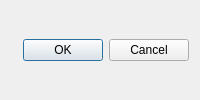
This is src/tasks/search/searchconfigurator.ui in alorence/tym as Qt 5 draws it before an edit. The edited form follows.
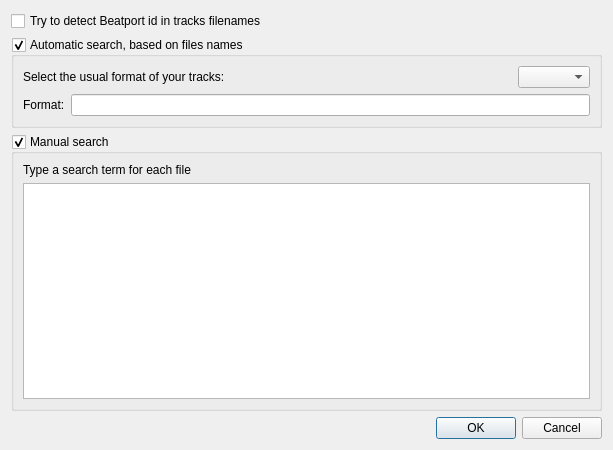
This is the edited form.

Commit message: (search) Activate new configurator in build scripts

```diff
--- a/src/tasks/search/searchconfigurator.ui
+++ b/src/tasks/search/searchconfigurator.ui
@@ -2,11 +2,101 @@
 <ui version="4.0">
  <class>SearchConfigurator</class>
  <widget class="QDialog" name="SearchConfigurator">
+  <property name="geometry">
+   <rect>
+    <x>0</x>
+    <y>0</y>
+    <width>613</width>
+    <height>450</height>
+   </rect>
+  </property>
   <property name="windowTitle">
    <string>Rename your files</string>
   </property>
-  <layout class="QGridLayout" name="gridLayout">
+  <layout class="QGridLayout" name="gridLayout_3">
    <item row="0" column="0">
+    <widget class="QCheckBox" name="bpidSearch">
+     <property name="text">
+      <string>Try to detect Beatport id in tracks filenames</string>
+     </property>
+    </widget>
+   </item>
+   <item row="1" column="0">
+    <widget class="QGroupBox" name="automaticSearch">
+     <property name="title">
+      <string>Automatic search, based on files names</string>
+     </property>
+     <property name="checkable">
+      <bool>true</bool>
+     </property>
+     <layout class="QGridLayout" name="gridLayout">
+      <item row="0" column="0">
+       <layout class="QHBoxLayout" name="predefinedPatternArea_3">
+        <item>
+         <widget class="QLabel" name="label_8">
+          <property name="text">
+           <string>Select the usual format of your tracks:</string>
+          </property>
+         </widget>
+        </item>
+        <item>
+         <spacer name="horizontalSpacer_3">
+          <property name="orientation">
+           <enum>Qt::Horizontal</enum>
+          </property>
+          <property name="sizeHint" stdset="0">
+           <size>
+            <width>115</width>
+            <height>20</height>
+           </size>
+          </property>
+         </spacer>
+        </item>
+        <item>
+         <widget class="QComboBox" name="patternSelection_3"/>
+        </item>
+       </layout>
+      </item>
+      <item row="1" column="0">
+       <layout class="QHBoxLayout" name="customPatternArea_3">
+        <item>
+         <widget class="QLabel" name="label_7">
+          <property name="text">
+           <string>Format:</string>
+          </property>
+         </widget>
+        </item>
+        <item>
+         <widget class="QLineEdit" name="pattern"/>
+        </item>
+       </layout>
+      </item>
+     </layout>
+    </widget>
+   </item>
+   <item row="2" column="0">
+    <widget class="QGroupBox" name="manualSearch">
+     <property name="title">
+      <string>Manual search</string>
+     </property>
+     <property name="checkable">
+      <bool>true</bool>
+     </property>
+     <layout class="QGridLayout" name="gridLayout_2">
+      <item row="0" column="0">
+       <widget class="QLabel" name="label">
+        <property name="text">
+         <string>Type a search term for each file</string>
+        </property>
+       </widget>
+      </item>
+      <item row="1" column="0">
+       <widget class="QTableWidget" name="manualSearchTable"/>
+      </item>
+     </layout>
+    </widget>
+   </item>
+   <item row="3" column="0">
     <widget class="QDialogButtonBox" name="buttonBox">
      <property name="orientation">
       <enum>Qt::Horizontal</enum>
```
The commit also changes 2 other files.
